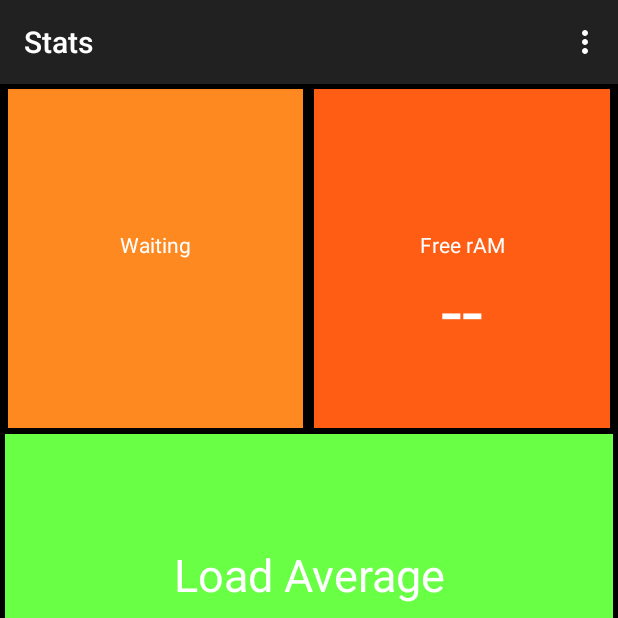
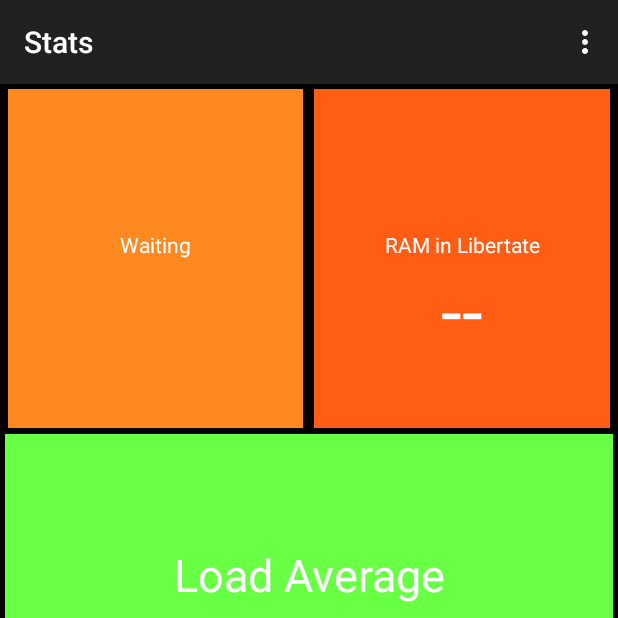
Before and after one commit to appm-io/android-2, an Android app: the screen it shows after launch (Stats), on a phone screen of 412 x 824 dp, the top half of it. Run offline under Robolectric (Android 15) with nearby library versions, the phone set to English and light mode, and no system bars; network calls fail; 4 statements that could not run were skipped.

Commit message:
Free RAM in RAM in Libertate

```diff
--- a/app/src/main/res/layout/activity_stats.xml
+++ b/app/src/main/res/layout/activity_stats.xml
@@ -69,7 +69,7 @@
                 android:layout_height="fill_parent"
                 android:layout_weight="50"
                 android:gravity="center|bottom"
-                android:text="Free rAM"
+                android:text="RAM in Libertate"
                 android:textColor="#ffffffff" />
 
             <TextView
```
